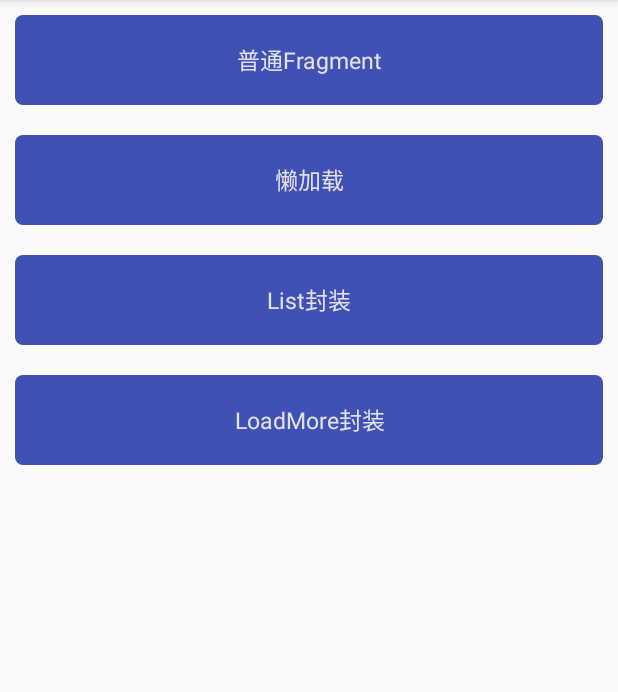
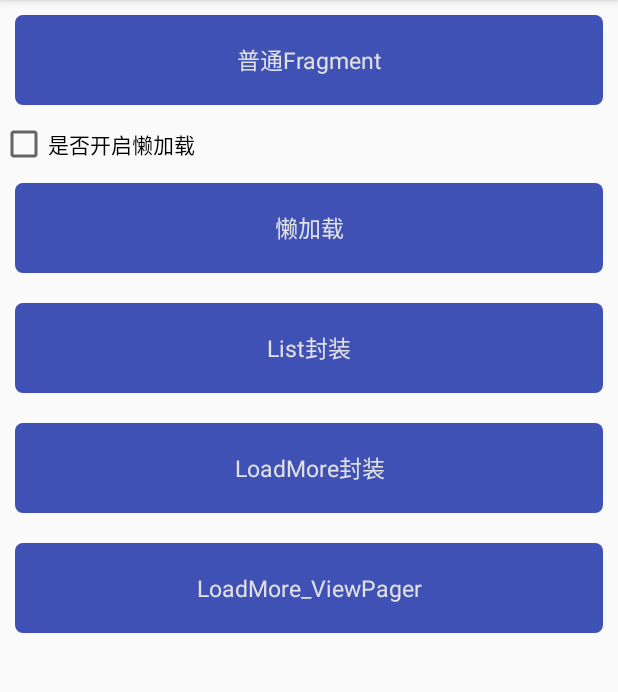
Before and after one commit to yyclang/JFrame, an Android app: the screen it shows after launch (FrameMainActivity), on a phone screen of 412 x 824 dp, the part 84-776 px from its top. Run offline under Robolectric (Android 15) with nearby library versions, the phone set to English and light mode, and no system bars.

Commit message:
完成fragment的一次封装 1、普通fragment 2、懒加载fragment 3、带刷新的fragment 4、带刷新和上拉加载更多的fragment

```diff
--- a/app/src/main/java/com/zinc/jframe/jframe/activity/FrameContainerActivity.java
+++ b/app/src/main/java/com/zinc/jframe/jframe/activity/FrameContainerActivity.java
@@ -40,7 +40,7 @@ public class FrameContainerActivity extends JBaseActivity {
                 addLayerFragment(ID_FRAME_LAYOUT_CONTAINER, new ListTestFragment());
                 break;
             case "loadMore":
-                addLayerFragment(ID_FRAME_LAYOUT_CONTAINER, new LoadMoreTestFragment());
+                addLayerFragment(ID_FRAME_LAYOUT_CONTAINER, LoadMoreTestFragment.newInstance(0, true));
                 break;
         }
     }
--- a/app/src/main/java/com/zinc/jframe/jframe/activity/FrameMainActivity.java
+++ b/app/src/main/java/com/zinc/jframe/jframe/activity/FrameMainActivity.java
@@ -4,6 +4,8 @@ import android.content.Intent;
 import android.os.Bundle;
 import android.support.annotation.Nullable;
 import android.view.View;
+import android.widget.CheckBox;
+import android.widget.Checkable;
 import android.widget.TextView;
 
 import com.zinc.jframe.R;
@@ -24,6 +26,8 @@ public class FrameMainActivity extends JBaseActivity implements View.OnClickList
     private TextView tvList;
     private TextView tvLoadMore;
 
+    private CheckBox checkbox;
+
     @Override
     protected void onCreate(@Nullable Bundle savedInstanceState) {
         JFrameManager.getInstance().setIsDebug(true);
@@ -43,10 +47,13 @@ public class FrameMainActivity extends JBaseActivity implements View.OnClickList
         tvList = (TextView) findViewById(R.id.tv_list);
         tvLoadMore = (TextView) findViewById(R.id.tv_load_more);
 
+        checkbox = (CheckBox) findViewById(R.id.checkbox);
+
         tvOrdinary.setOnClickListener(this);
         tvLazy.setOnClickListener(this);
         tvList.setOnClickListener(this);
         tvLoadMore.setOnClickListener(this);
+        findViewById(R.id.tv_load_more_view_pager).setOnClickListener(this);
     }
 
     @Override
@@ -57,6 +64,8 @@ public class FrameMainActivity extends JBaseActivity implements View.OnClickList
     @Override
     public void onClick(View v) {
         Intent intent = new Intent(this, FrameContainerActivity.class);
+        boolean checked = checkbox.isChecked();
+
         switch (v.getId()) {
 
             case R.id.tv_ordinary:
@@ -64,8 +73,10 @@ public class FrameMainActivity extends JBaseActivity implements View.OnClickList
                 break;
 
             case R.id.tv_lazy:
+
                 intent = new Intent(this, ViewPageActivity.class);
                 intent.putExtra("type", "lazy");
+                intent.putExtra("checked", checked);
                 break;
 
             case R.id.tv_list:
@@ -75,6 +86,12 @@ public class FrameMainActivity extends JBaseActivity implements View.OnClickList
             case R.id.tv_load_more:
                 intent.putExtra("type", "loadMore");
                 break;
+
+            case R.id.tv_load_more_view_pager:
+                intent = new Intent(this, ViewPageActivity.class);
+                intent.putExtra("type", "tv_load_more_view_pager");
+                intent.putExtra("checked", checked);
+                break;
         }
         startActivity(intent);
     }
--- a/app/src/main/java/com/zinc/jframe/jframe/fragment/JListFragmentDemo/ListTestFragment.java
+++ b/app/src/main/java/com/zinc/jframe/jframe/fragment/JListFragmentDemo/ListTestFragment.java
@@ -36,7 +36,7 @@ public class ListTestFragment extends JListFragment {
         mHandler.postDelayed(new Runnable() {
             @Override
             public void run() {
-                switch (testTag){
+                switch (testTag) {
                     case 0:
                         mAdapter.onEmpty();
                         break;
@@ -48,6 +48,7 @@ public class ListTestFragment extends JListFragment {
                         mAdapter.onSuccess();
                         break;
                 }
+                ++testTag;
             }
         }, 2000);
 
--- a/app/src/main/res/layout/activity_frame_activity.xml
+++ b/app/src/main/res/layout/activity_frame_activity.xml
@@ -18,6 +18,13 @@
                 style="@style/ItemRoundStyle"
                 android:text="普通Fragment" />
 
+            <CheckBox
+                android:id="@+id/checkbox"
+                android:layout_width="wrap_content"
+                android:layout_height="wrap_content"
+                android:text="是否开启懒加载"
+                />
+
             <TextView
                 android:id="@+id/tv_lazy"
                 style="@style/ItemRoundStyle"
@@ -33,6 +40,11 @@
                 style="@style/ItemRoundStyle"
                 android:text="LoadMore封装" />
 
+            <TextView
+                android:id="@+id/tv_load_more_view_pager"
+                style="@style/ItemRoundStyle"
+                android:text="LoadMore_ViewPager" />
+
         </LinearLayout>
 
     </ScrollView>
--- a/lib.jframe/src/main/java/com/zinc/libjframe/adapter/JFrameAdapter.java
+++ b/lib.jframe/src/main/java/com/zinc/libjframe/adapter/JFrameAdapter.java
@@ -24,7 +24,7 @@ public class JFrameAdapter extends JRefreshAndLoadMoreAdapter {
     private final static int EMPTY_TYPE = 0xABC203;
     private final static int SUCCESS_TYPE = 0xABC204;
 
-    private int mCurrentType;
+    private int mCurrentType = LOADING_TYPE;
     private LayoutInflater mLayoutInflater;
 
     private IStateListener mStateListener;
@@ -130,6 +130,7 @@ public class JFrameAdapter extends JRefreshAndLoadMoreAdapter {
 
     public void onError() {
         this.mCurrentType = RETRY_TYPE;
+        super.notifyDataSetChanged();
     }
 
     public void onEmpty() {
--- a/lib.jframe/src/main/java/com/zinc/libjframe/view/fragment/JListFragment.java
+++ b/lib.jframe/src/main/java/com/zinc/libjframe/view/fragment/JListFragment.java
@@ -37,8 +37,8 @@ public abstract class JListFragment extends JLazyFragment implements IStateListe
     @Override
     protected void initView(View view) {
         this.mRecycleView = view.findViewById(ID_RECYCLE_VIEW);
-        initRecycleView(this.mRecycleView);
-        setAdapter(getAdapter());
+        this.initRecycleView(this.mRecycleView);
+        this.setAdapter(getAdapter());
     }
 
     protected void initRecycleView(JRecycleView recycleView) {
@@ -83,7 +83,7 @@ public abstract class JListFragment extends JLazyFragment implements IStateListe
     protected void initData() {
         super.initData();
         this.mAdapter.onLoading();
-        getFirstData();
+        this.getFirstData();
     }
 
     @Override
```
Also changed, not shown: app/src/main/java/com/zinc/jframe/jframe/activity/ViewPageActivity.java (+15 -3 lines), app/src/main/java/com/zinc/jframe/jframe/fragment/JLazyFragmentDemo/LazyTestFragment.java (+9 -1 lines), app/src/main/java/com/zinc/jframe/jframe/fragment/JLoadMoreFragmentDemo/LoadMoreTestFragment.java (+28 -3 lines), lib.jframe/src/main/java/com/zinc/libjframe/view/fragment/JLazyFragment.java (+20 -11 lines).
